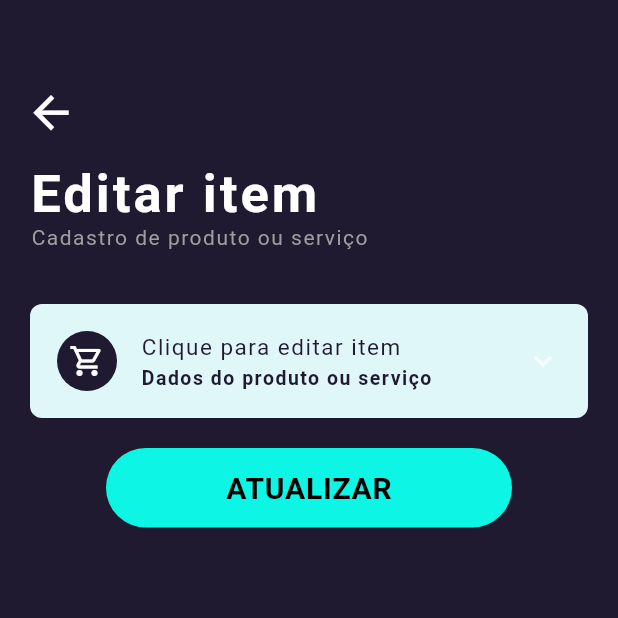
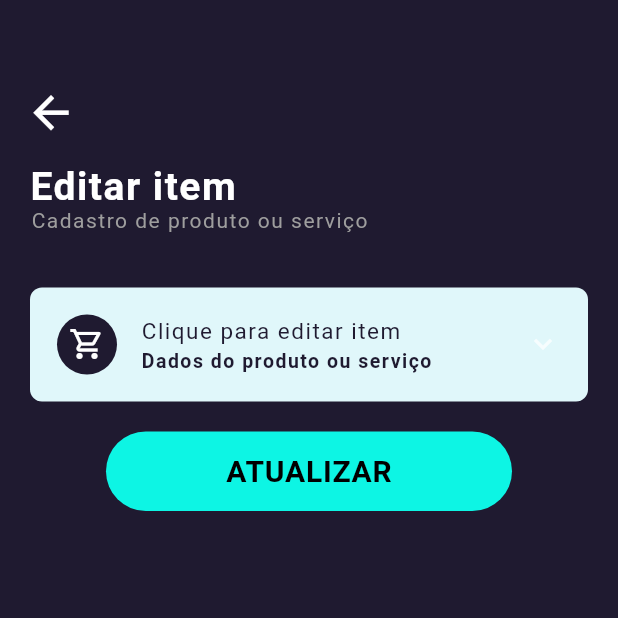
Before and after one commit to brdacon1/budget_flutter, a Flutter app: the pg_PopUp screen opened directly with empty values, on a phone screen of 412 x 824 dp, the top half of it. Run offline on Flutter 3.47's test engine with Material 2 defaults, Android fonts, the phone set to English and light mode, and no system bars; drawn by our look-alikes of expansion_tile_card; our stand-ins replace adaptive_theme, awesome_dialog, badges, cached_network_image, cloud_firestore, extended_masked_text and 12 more; missing offline and left inert: cloud_firestore_web, contact_picker_web, dart:ffi, firebase_auth_web, firebase_core_web, flutter_inapp_purchase and 3 more; accounts and stored records are empty; network calls fail; Roboto replaces fonts that are missing (Heebo); project files that could hold a hidden picture were left out.

Commit message:
Correções nas telas na navigation bar

```diff
--- a/lib/Pages/ListaItensOrcamento.dart
+++ b/lib/Pages/ListaItensOrcamento.dart
@@ -318,8 +318,8 @@ class _ListaItensOrcamento extends State<ListaItensOrcamento> {
                 child: Text("Itens orçamentos",style: GoogleFonts.heebo(
                     color: Colors.white,
                     fontWeight: FontWeight.bold,
-                    fontSize: 28,
-                    letterSpacing: 2
+                    fontSize: 26,
+                    letterSpacing: 1
                 ),
                 ),
               ),
--- a/lib/Pages/pg_PopUp.dart
+++ b/lib/Pages/pg_PopUp.dart
@@ -214,8 +214,8 @@ class _pg_PopUp extends State<pg_PopUp> {
                     child: Text(titlePage!,style: GoogleFonts.heebo(
                         color: Colors.white,
                         fontWeight: FontWeight.bold,
-                        fontSize: 35,
-                        letterSpacing: 2
+                        fontSize: 26,
+                        letterSpacing: 1
                     ),
                     ),
                   ),
--- a/lib/Pages/pg_listComment.dart
+++ b/lib/Pages/pg_listComment.dart
@@ -358,7 +358,7 @@ class _ListCommentPageState extends State<ListCommentPage> {
                 child: Text("Comentários",style: GoogleFonts.heebo(
                     color: Colors.white,
                     fontWeight: FontWeight.bold,
-                    fontSize: 28,
+                    fontSize: 26,
                     letterSpacing: 2
                 ),
                 ),
```
